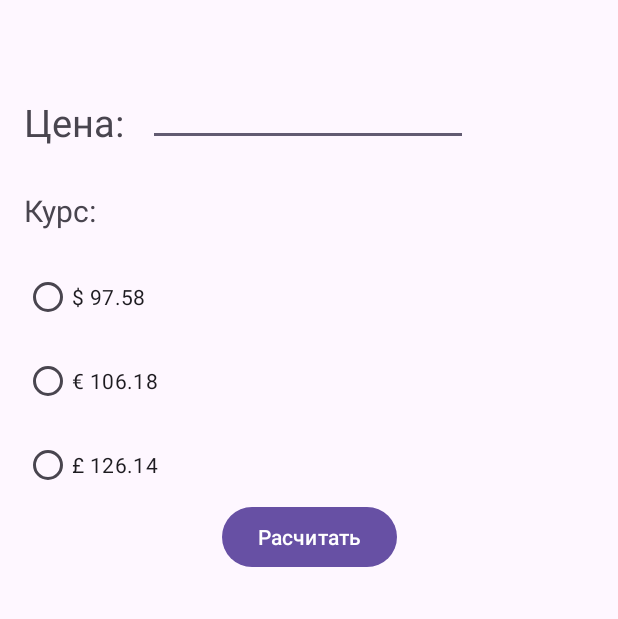
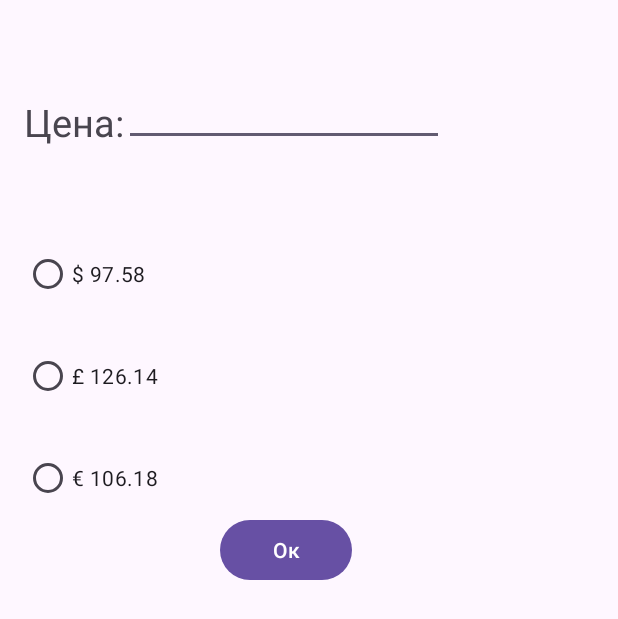
Before and after one commit to Olga-Vasileva-10/lab5, an Android app: the layout activity_main.xml on its own in the app's theme, with its tools: preview values and no code run, on a phone screen of 412 x 824 dp. Shown: the top 619 px of the screen. Run offline under Robolectric (Android 15) with nearby library versions, the phone set to English and light mode, and no system bars.

Commit message:
5 лабораторная

```diff
--- a/app/src/main/res/layout/activity_main.xml
+++ b/app/src/main/res/layout/activity_main.xml
@@ -22,75 +22,59 @@
         android:id="@+id/editTextNumber"
         android:layout_width="wrap_content"
         android:layout_height="wrap_content"
-        android:layout_marginStart="16dp"
         android:layout_marginTop="52dp"
         android:ems="10"
         android:inputType="number"
         app:layout_constraintStart_toEndOf="@+id/textView"
         app:layout_constraintTop_toTopOf="parent" />
 
-    <TextView
-        android:id="@+id/textView2"
-        android:layout_width="wrap_content"
-        android:layout_height="wrap_content"
-        android:layout_marginStart="16dp"
-        android:layout_marginTop="28dp"
-        android:text="Курс:"
-        android:textSize="20sp"
-        app:layout_constraintStart_toStartOf="parent"
-        app:layout_constraintTop_toBottomOf="@+id/textView" />
-
     <RadioGroup
         android:id="@+id/currencyGroup"
         android:layout_width="wrap_content"
         android:layout_height="wrap_content"
-        app:layout_constraintStart_toStartOf="parent"
-        app:layout_constraintTop_toBottomOf="@+id/textView2">
+        android:layout_marginTop="16dp"
+        app:layout_constraintTop_toBottomOf="@+id/textView2"
+        app:layout_constraintStart_toStartOf="parent">
 
-        <RadioButton
-            android:id="@+id/dollars"
-            android:layout_width="wrap_content"
-            android:layout_height="wrap_content"
-            android:layout_marginStart="16dp"
-            android:layout_marginTop="20dp"
-            android:text="$ 97.58" />
-
-        <RadioButton
-            android:id="@+id/euro"
-            android:layout_width="wrap_content"
-            android:layout_height="wrap_content"
-            android:layout_marginStart="16dp"
-            android:layout_marginTop="8dp"
-            android:text="€ 106.18" />
-
-        <RadioButton
-            android:id="@+id/funt"
-            android:layout_width="wrap_content"
-            android:layout_height="wrap_content"
-            android:layout_marginStart="16dp"
-            android:layout_marginTop="8dp"
-            android:text="£ 126.14" />
     </RadioGroup>
 
     <Button
         android:id="@+id/button"
         android:layout_width="wrap_content"
         android:layout_height="wrap_content"
-        android:text="Расчитать"
+        android:text="Ок"
         app:layout_constraintEnd_toEndOf="parent"
+        app:layout_constraintHorizontal_bias="0.452"
         app:layout_constraintStart_toStartOf="parent"
-        app:layout_constraintTop_toBottomOf="@+id/currencyGroup" />
+        app:layout_constraintTop_toBottomOf="@+id/euro" />
 
-    <TextView
-        android:id="@+id/resultTextView"
+    <RadioButton
+        android:id="@+id/funt"
         android:layout_width="wrap_content"
         android:layout_height="wrap_content"
-        android:layout_marginTop="64dp"
-        android:text=""
-        android:textSize="30sp"
-        app:layout_constraintEnd_toEndOf="parent"
-        app:layout_constraintHorizontal_bias="0.498"
+        android:layout_marginStart="16dp"
+        android:layout_marginTop="20dp"
+        android:text="£ 126.14"
         app:layout_constraintStart_toStartOf="parent"
-        app:layout_constraintTop_toBottomOf="@+id/button" />
+        app:layout_constraintTop_toBottomOf="@+id/dollars" />
 
+    <RadioButton
+        android:id="@+id/euro"
+        android:layout_width="wrap_content"
+        android:layout_height="wrap_content"
+        android:layout_marginStart="16dp"
+        android:layout_marginTop="20dp"
+        android:text="€ 106.18"
+        app:layout_constraintStart_toStartOf="parent"
+        app:layout_constraintTop_toBottomOf="@+id/funt" />
+
+    <RadioButton
+        android:id="@+id/dollars"
+        android:layout_width="wrap_content"
+        android:layout_height="wrap_content"
+        android:layout_marginStart="16dp"
+        android:layout_marginTop="60dp"
+        android:text="$ 97.58"
+        app:layout_constraintStart_toStartOf="parent"
+        app:layout_constraintTop_toBottomOf="@+id/textView" />
 </androidx.constraintlayout.widget.ConstraintLayout>
```
